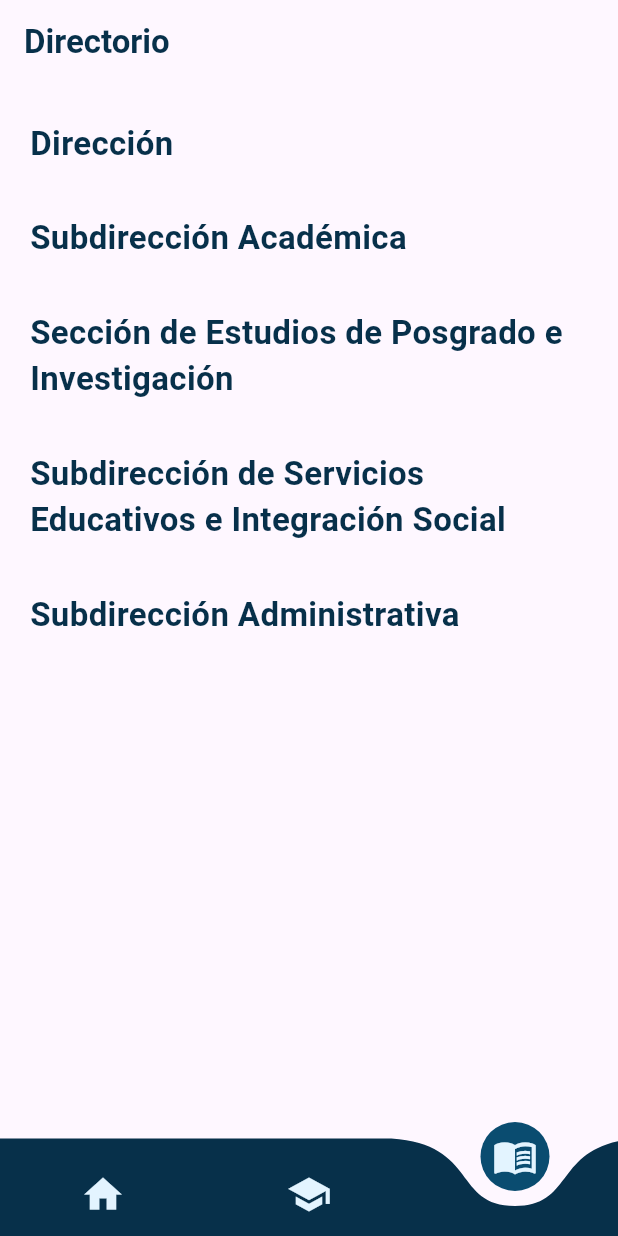
After one commit to ATL1GOD/Gestion_ESCOM, a Flutter app: the DirectorioScreen screen opened by its route, on a phone screen of 412 x 824 dp. The commit adds this screen. Run offline on Flutter 3.47's test engine with Material 3 defaults, Android fonts, the light colour scheme and no system bars; drawn by our look-alikes of curved_navigation_bar; our stand-ins replace carousel_slider, device_preview, diacritic, dio, flutter_login, flutter_riverpod and 5 more; accounts and stored records are empty; network calls fail.

Commit message:
Feat: Add Directorio feature with model, provider, screen, and list item widget

```diff
--- a/lib/core/services/api_service.dart
+++ b/lib/core/services/api_service.dart
@@ -103,7 +103,7 @@ class ApiService {
       final response = await _dio.post('/directorio/$divisionString/');
       return response;
     } on DioException catch (e) {
-      print('Error en getDirectorio: $e');
+      print('Error en getDirectorio para la división $division: $e');
       rethrow;
     }
   }
--- a/lib/shared/navigation_navbar/navbar.dart
+++ b/lib/shared/navigation_navbar/navbar.dart
@@ -15,6 +15,7 @@ class NavBar extends StatelessWidget {
       items: <Widget>[
         Icon(Icons.home, size: 30, color: AppColors.background),
         Icon(Icons.school, size: 30, color: AppColors.background),
+        Icon(Icons.menu_book, size: 30, color: AppColors.background),
       ],
       color: AppColors.textPrimary,
       buttonBackgroundColor: AppColors.textSecondary,
--- /dev/null
+++ b/lib/ui/directory/model/directorio_model.dart
@@ -0,0 +1,28 @@
+class DirectorioModel {
+  String puesto;
+  String funcionario;
+  String correo;
+  String ext;
+  String ubicacion;
+  String funciones;
+
+  DirectorioModel({
+    required this.puesto,
+    required this.funcionario,
+    required this.correo,
+    required this.ext,
+    required this.ubicacion,
+    required this.funciones,
+  });
+
+  factory DirectorioModel.fromJson(Map<String, dynamic> json) {
+    return DirectorioModel(
+      puesto: json['puesto'] ?? '',
+      funcionario: json['funcionario'] ?? '',
+      correo: json['correo'] ?? '',
+      ext: json['extension'] ?? '',
+      ubicacion: json['ubicacion'] ?? '',
+      funciones: json['funciones'] ?? '',
+    );
+  }
+}
--- /dev/null
+++ b/lib/ui/directory/providers/directorio_provider.dart
@@ -0,0 +1,86 @@
+import 'package:flutter/material.dart';
+import 'package:flutter_riverpod/flutter_riverpod.dart';
+import 'package:gestion_escom/core/services/api_service.dart';
+import 'package:gestion_escom/ui/directory/model/directorio_model.dart'; // Asegúrate que la ruta sea correcta
+
+final directorioProvider = ChangeNotifierProvider((ref) {
+  return DirectorioProvider();
+});
+
+class DirectorioProvider extends ChangeNotifier {
+  final ApiService _apiService = ApiService();
+
+  Map<Division, List<DirectorioModel>> _directorioData = {};
+  bool _isLoading = false;
+  String? _error;
+
+  Map<Division, List<DirectorioModel>> get directorioData => _directorioData;
+  bool get isLoading => _isLoading;
+  String? get error => _error;
+
+  final Map<Division, String> divisionTitles = {
+    Division.DIR: 'Dirección',
+    Division.SADM: 'Subdirección Administrativa',
+    Division.SACED: 'Subdirección Académica',
+    Division.SSEIS: 'Subdirección de Servicios Educativos e Integración Social',
+    Division.SEPI: 'Sección de Estudios de Posgrado e Investigación',
+  };
+
+  DirectorioProvider() {
+    cargarDirectorioCompleto();
+  }
+
+  /// Carga el directorio para todas las divisiones de forma concurrente.
+  Future<void> cargarDirectorioCompleto() async {
+    _isLoading = true;
+    _error = null;
+    notifyListeners();
+
+    try {
+      // Creamos una lista de futuros, uno para cada división.
+      final requests = Division.values.map((division) async {
+        try {
+          final response = await _apiService.getDirectorio(division: division);
+
+          // Verificamos no solo que 'data' no sea nulo, sino también
+          // que sea del tipo correcto (List).
+          if (response.statusCode == 200 &&
+              response.data['data'] != null &&
+              response.data['data'] is List) {
+            // Si es una lista, la procesamos como antes.
+            final List<dynamic> dataList = response.data['data'];
+            final list = dataList
+                .map((json) => DirectorioModel.fromJson(json))
+                .toList();
+            return MapEntry(division, list);
+          } else {
+            // Devolvemos una entrada de mapa con una lista vacía para esa división.
+            if (response.statusCode == 200 && response.data['data'] != null) {
+              print(
+                'Advertencia: La API no devolvió una lista para la división $division. Valor recibido: "${response.data['data']}"',
+              );
+            }
+            return MapEntry(division, <DirectorioModel>[]);
+          }
+        } catch (e) {
+          // Si una llamada individual falla por cualquier otra razón, también devolvemos una lista vacía.
+          print('Error al procesar la división $division: $e');
+          return MapEntry(division, <DirectorioModel>[]);
+        }
+      }).toList();
+
+      // Esperamos a que todas las peticiones terminen.
+      final results = await Future.wait(requests);
+
+      // Creamos el mapa final a partir de los resultados.
+      // Esto asegura que _directorioData siempre sea un mapa válido.
+      _directorioData = Map.fromEntries(results);
+    } catch (e) {
+      _error = 'Ocurrió un error general al cargar el directorio: $e';
+      print(_error);
+    }
+
+    _isLoading = false;
+    notifyListeners();
+  }
+}
--- /dev/null
+++ b/lib/ui/directory/screen/directorio_screen.dart
@@ -0,0 +1,85 @@
+import 'package:flutter/material.dart';
+import 'package:flutter_riverpod/flutter_riverpod.dart';
+import 'package:gestion_escom/core/services/api_service.dart';
+import 'package:gestion_escom/core/utils/colors.dart';
+import 'package:gestion_escom/ui/directory/providers/directorio_provider.dart';
+import 'package:gestion_escom/ui/directory/widgets/list_item_directorio.dart';
+
+class DirectorioScreen extends ConsumerWidget {
+  const DirectorioScreen({super.key});
+
+  @override
+  Widget build(BuildContext context, WidgetRef ref) {
+    final provider = ref.watch(directorioProvider);
+    final screenWidth = MediaQuery.of(context).size.width;
+
+    return Scaffold(
+      body: SafeArea(
+        child: NestedScrollView(
+          headerSliverBuilder: (context, innerBoxIsScrolled) {
+            return [
+              SliverAppBar(
+                title: const Text(
+                  "Directorio",
+                  style: TextStyle(
+                    fontWeight: FontWeight.w600,
+                    color: AppColors.textPrimary,
+                  ),
+                ),
+                backgroundColor: Theme.of(context).scaffoldBackgroundColor,
+                floating: true,
+                pinned: true,
+                elevation: 0,
+              ),
+            ];
+          },
+          body: provider.isLoading
+              ? const Center(child: CircularProgressIndicator())
+              : provider.error != null
+              ? Center(child: Text(provider.error!))
+              : _buildDirectorioList(provider, screenWidth),
+        ),
+      ),
+    );
+  }
+
+  Widget _buildDirectorioList(DirectorioProvider provider, double screenWidth) {
+    // Ordenamos las divisiones según el enum para un orden consistente
+    final orderedDivisions = Division.values
+        .where((div) => provider.directorioData.containsKey(div))
+        .toList();
+
+    return ListView.builder(
+      padding: const EdgeInsets.symmetric(horizontal: 16.0),
+      itemCount: orderedDivisions.length,
+      itemBuilder: (context, index) {
+        final division = orderedDivisions[index];
+        final title = provider.divisionTitles[division]!;
+        final items = provider.directorioData[division]!;
+
+        return Column(
+          crossAxisAlignment: CrossAxisAlignment.start,
+          children: [
+            Padding(
+              padding: const EdgeInsets.only(top: 24.0, bottom: 8.0, left: 4.0),
+              child: Text(
+                title,
+                style: const TextStyle(
+                  fontSize: 22,
+                  fontWeight: FontWeight.bold,
+                  color: AppColors.textPrimary,
+                ),
+              ),
+            ),
+            ...items.map(
+              (item) => DirectorioListItem(
+                directorio: item,
+                screenWidth: screenWidth,
+              ),
+            ),
+          ],
+        );
+      },
+    );
+  }
+}
```
Also changed, not shown: lib/core/config/router.dart (+14 -0 lines), lib/ui/directory/widgets/list_item_directorio.dart (added, +140 -0 lines).
